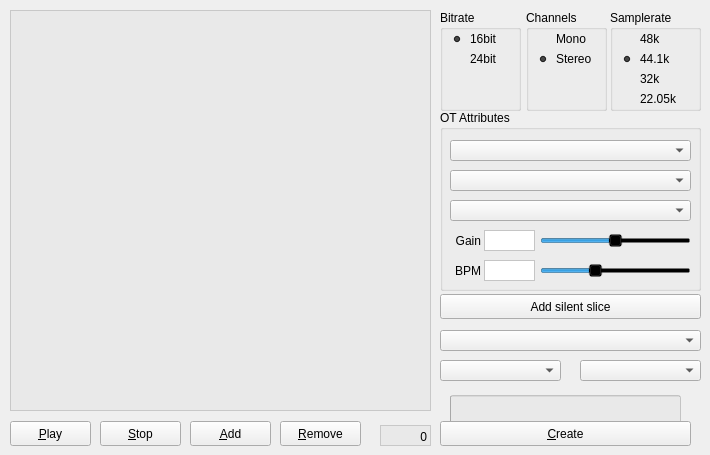
KaiDrange/OctaChainer, file tabmainwidget.ui: the form before one commit.
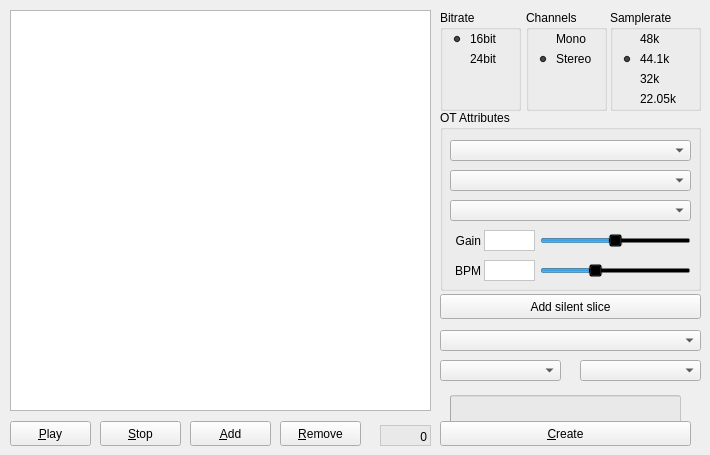
The form after the commit.

Commit message: Remove style sheets on sample lists

Diff of the .ui file:
```diff
--- a/tabmainwidget.ui
+++ b/tabmainwidget.ui
@@ -566,10 +566,6 @@
    <property name="acceptDrops">
     <bool>true</bool>
    </property>
-   <property name="styleSheet">
-    <string notr="true">background-color: rgba(230, 230, 230, 150);
-selection-background-color: rgb(170, 170, 127);</string>
-   </property>
    <property name="editTriggers">
     <set>QAbstractItemView::EditKeyPressed</set>
    </property>
```
The commit also changes 2 other files.
